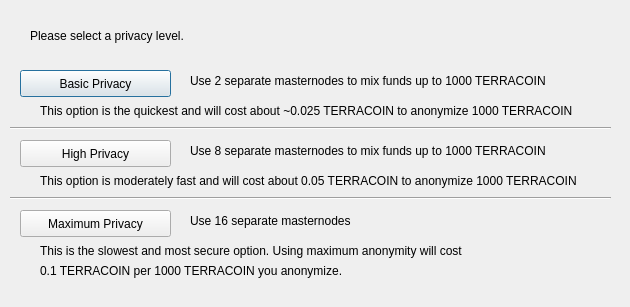
terracoin/terracoin, file src/qt/forms/darksendconfig.ui: the form before one commit.
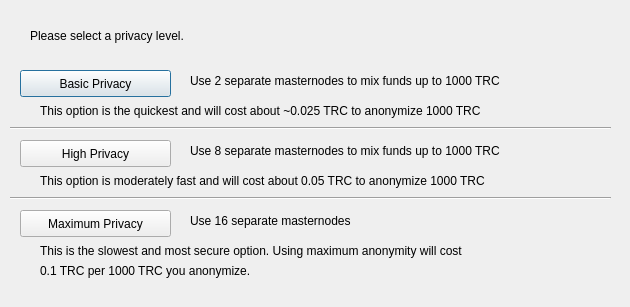
The form after the commit.

```diff
--- a/src/qt/forms/darksendconfig.ui
+++ b/src/qt/forms/darksendconfig.ui
@@ -75,7 +75,7 @@
     </rect>
    </property>
    <property name="text">
-    <string>Use 2 separate masternodes to mix funds up to 1000 TERRACOIN</string>
+    <string>Use 2 separate masternodes to mix funds up to 1000 TRC</string>
    </property>
   </widget>
   <widget class="QLabel" name="label_3">
@@ -88,7 +88,7 @@
     </rect>
    </property>
    <property name="text">
-    <string>Use 8 separate masternodes to mix funds up to 1000 TERRACOIN</string>
+    <string>Use 8 separate masternodes to mix funds up to 1000 TRC</string>
    </property>
   </widget>
   <widget class="QLabel" name="label_4">
@@ -114,7 +114,7 @@
     </rect>
    </property>
    <property name="text">
-    <string>This option is the quickest and will cost about ~0.025 TERRACOIN to anonymize 1000 TERRACOIN</string>
+    <string>This option is the quickest and will cost about ~0.025 TRC to anonymize 1000 TRC</string>
    </property>
   </widget>
   <widget class="QLabel" name="label_7">
@@ -127,7 +127,7 @@
     </rect>
    </property>
    <property name="text">
-    <string>This option is moderately fast and will cost about 0.05 TERRACOIN to anonymize 1000 TERRACOIN</string>
+    <string>This option is moderately fast and will cost about 0.05 TRC to anonymize 1000 TRC</string>
    </property>
   </widget>
   <widget class="QLabel" name="label_8">
@@ -153,7 +153,7 @@
     </rect>
    </property>
    <property name="text">
-    <string>0.1 TERRACOIN per 1000 TERRACOIN you anonymize.</string>
+    <string>0.1 TRC per 1000 TRC you anonymize.</string>
    </property>
   </widget>
   <widget class="Line" name="line">
```
